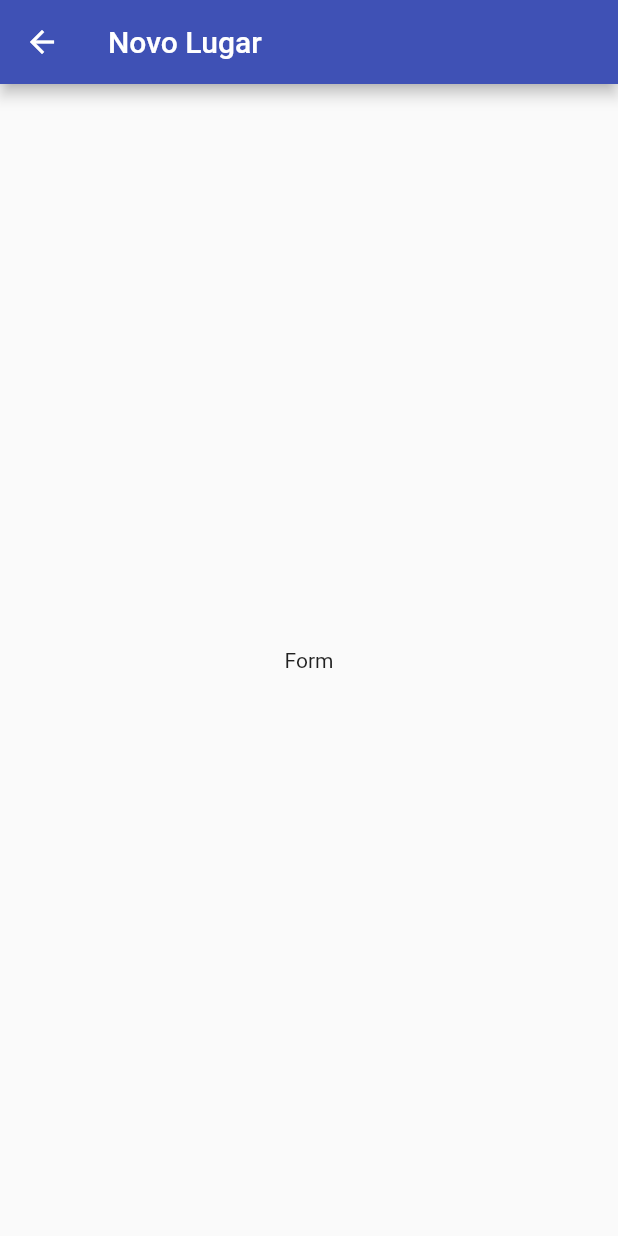
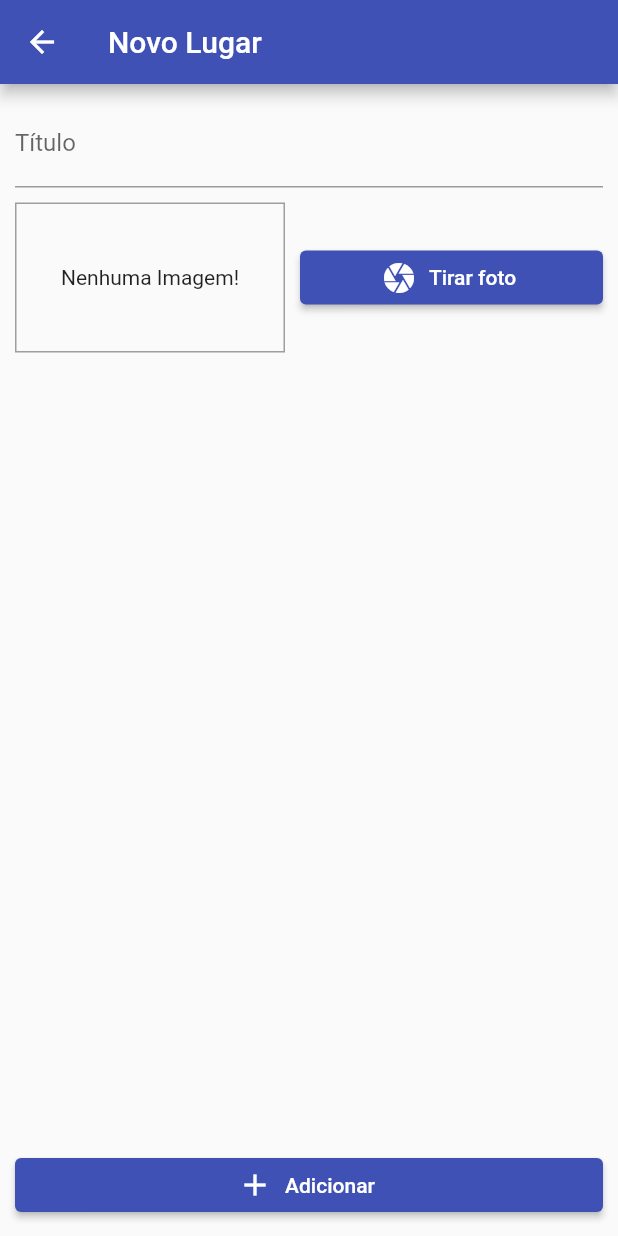
Before and after one commit to mechztcc/flutter-recursos-nativos, a Flutter app: the PlaceFormScreen screen opened by its route, on a phone screen of 412 x 824 dp. Run offline on Flutter 3.47's test engine with Material 2 defaults, Android fonts, the light colour scheme and no system bars.

Commit message:
new image photo form

```diff
--- a/lib/screens/place_form_screen.dart
+++ b/lib/screens/place_form_screen.dart
@@ -1,4 +1,5 @@
 import 'package:flutter/material.dart';
+import 'package:recursos_nativos/widgets/image_input.dart';
 
 class PlaceFormScreen extends StatefulWidget {
   const PlaceFormScreen({Key? key}) : super(key: key);
@@ -8,13 +9,42 @@ class PlaceFormScreen extends StatefulWidget {
 }
 
 class _PlaceFormScreenState extends State<PlaceFormScreen> {
+  final _titleControler = TextEditingController();
+
+  void _submitForm() {}
+
   @override
   Widget build(BuildContext context) {
     return Scaffold(
-      appBar: AppBar(title: Text('Novo Lugar')),
-      body: Center(
-        child: Text('Form'),
-      ),
-    );
+        appBar: AppBar(title: Text('Novo Lugar')),
+        body: Padding(
+          padding: const EdgeInsets.all(10.0),
+          child: Column(
+            crossAxisAlignment: CrossAxisAlignment.stretch,
+            children: [
+              Expanded(
+                child: Column(
+                  children: [
+                    TextField(
+                      controller: _titleControler,
+                      decoration: InputDecoration(
+                        labelText: 'Título',
+                      ),
+                    ),
+                    SizedBox(
+                      height: 10,
+                    ),
+                    ImageInput()
+                  ],
+                ),
+              ),
+              ElevatedButton.icon(
+                onPressed: _submitForm,
+                icon: Icon(Icons.add),
+                label: Text('Adicionar'),
+              ),
+            ],
+          ),
+        ));
   }
 }
--- /dev/null
+++ b/lib/widgets/image_input.dart
@@ -0,0 +1,39 @@
+import 'package:flutter/material.dart';
+
+class ImageInput extends StatefulWidget {
+  const ImageInput({Key? key}) : super(key: key);
+
+  @override
+  _ImageInputState createState() => _ImageInputState();
+}
+
+class _ImageInputState extends State<ImageInput> {
+  @override
+  Widget build(BuildContext context) {
+    return Row(
+      children: [
+        Container(
+            width: 180,
+            height: 100,
+            decoration: BoxDecoration(
+              border: Border.all(
+                width: 1,
+                color: Colors.grey,
+              ),
+            ),
+            alignment: Alignment.center,
+            child: Text('Nenhuma Imagem!')),
+        SizedBox(
+          width: 10,
+        ),
+        Expanded(
+          child: ElevatedButton.icon(
+            onPressed: () {},
+            icon: Icon(Icons.camera),
+            label: Text('Tirar foto'),
+          ),
+        ),
+      ],
+    );
+  }
+}
```
